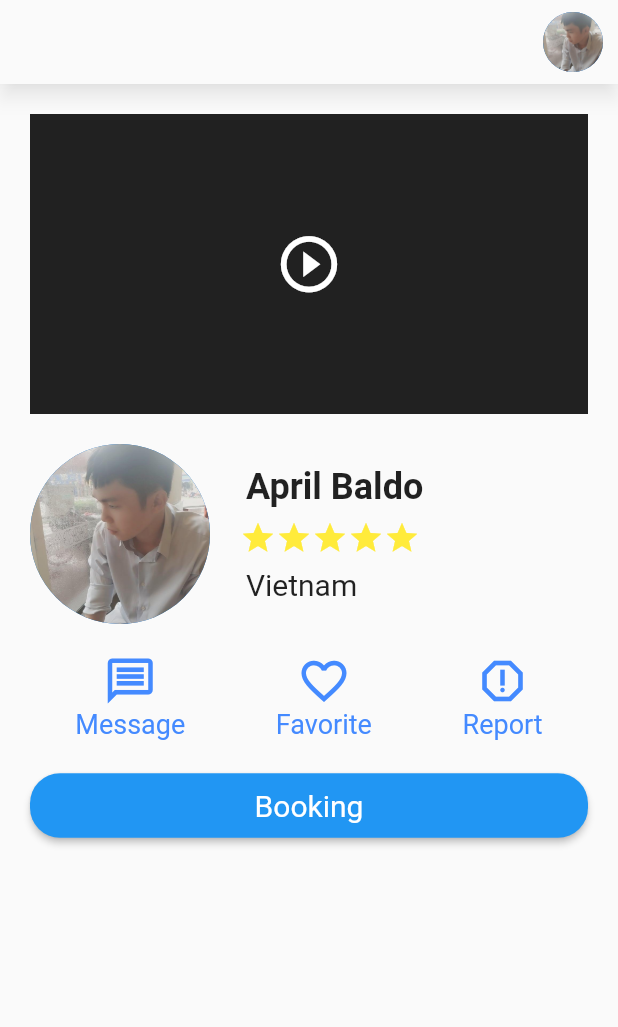
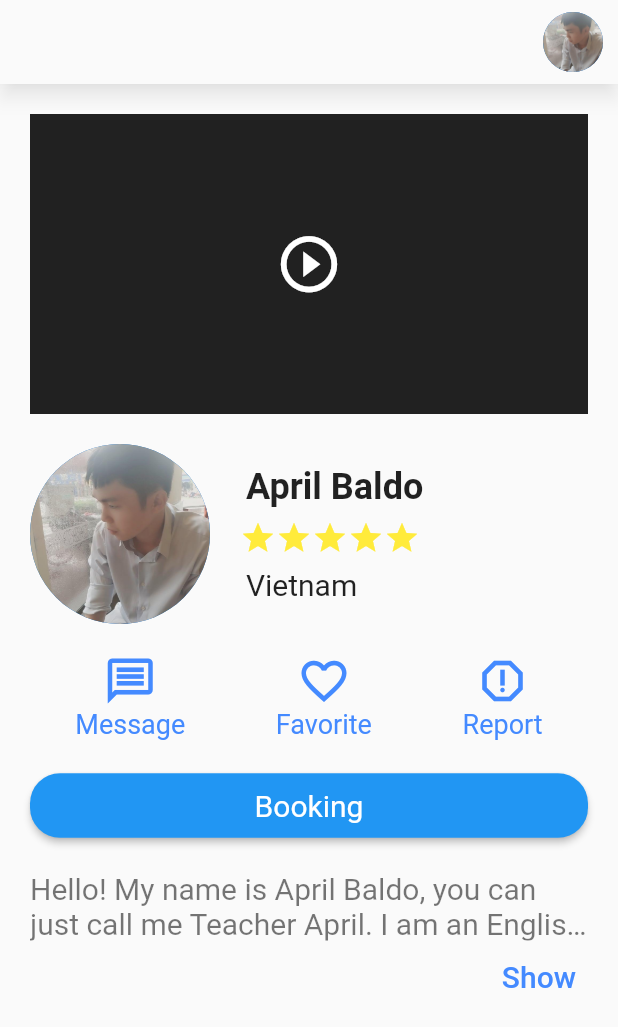
Before and after one commit to ntdat6310/lettutor_advanced_mobile, a Flutter app: the screen it shows after launch, on a phone screen of 412 x 824 dp. Shown: the top 1027 px of the screen. Run offline on Flutter 3.47's test engine with Material 2 defaults, Android fonts, the phone set to English and light mode, and no system bars.

Commit message:
feat: add teacher_desc to teacher_detail_page

```diff
--- /dev/null
+++ b/lib/ui/pages/teacher_detail/components/teacher_desc.dart
@@ -0,0 +1,55 @@
+import 'package:flutter/gestures.dart';
+import 'package:flutter/material.dart';
+
+class TeacherDescription extends StatefulWidget {
+  const TeacherDescription({Key? key}) : super(key: key);
+
+  @override
+  State<TeacherDescription> createState() => _TeacherDescriptionState();
+}
+
+class _TeacherDescriptionState extends State<TeacherDescription> {
+  bool _isShowFullText = false;
+
+  TextStyle normalStyle = const TextStyle(
+    fontSize: 20,
+    color: Colors.black54,
+  );
+
+  TextStyle toggleStyle = const TextStyle(
+    fontSize: 20,
+    color: Colors.blueAccent,
+  );
+
+  void _toggleText() {
+    setState(() {
+      _isShowFullText = !_isShowFullText;
+    });
+  }
+
+  @override
+  Widget build(BuildContext context) {
+    return Column(
+      children: [
+        Text(
+          "Hello! My name is April Baldo, you can just call me Teacher April. I am an English teacher and currently teaching in senior high school. I have been teaching grammar and literature for almost 10 years. I am fond of reading and teaching literature as one way of knowing one’s beliefs and culture. I am friendly and full of positivity. I love teaching because I know each student has something to bring on. Molding them to become an individual is a great success.",
+          maxLines: _isShowFullText ? 1000 : 2,
+          overflow: TextOverflow.ellipsis,
+          style: normalStyle,
+          textAlign: TextAlign.left,
+        ),
+        Align(
+          alignment: Alignment.centerRight,
+          child: TextButton(
+              onPressed: () {
+                _toggleText();
+              },
+              child: Text(
+                _isShowFullText ? "Hide" : "Show",
+                style: toggleStyle,
+              )),
+        )
+      ],
+    );
+  }
+}
--- a/lib/ui/pages/teacher_detail/teacher_detail_page.dart
+++ b/lib/ui/pages/teacher_detail/teacher_detail_page.dart
@@ -2,6 +2,7 @@ import 'package:flutter/material.dart';
 import 'package:lettutor_advanced_mobile/ui/pages/teacher/components/teacher_detail_card.dart';
 import 'package:lettutor_advanced_mobile/ui/pages/teacher_detail/components/booking_button.dart';
 import 'package:lettutor_advanced_mobile/ui/pages/teacher_detail/components/message_favorite_report.dart';
+import 'package:lettutor_advanced_mobile/ui/pages/teacher_detail/components/teacher_desc.dart';
 import 'package:lettutor_advanced_mobile/ui/pages/teacher_detail/components/video_intro.dart';
 
 import '../../../data/models/teacher.dart';
@@ -61,7 +62,8 @@ class TeacherDetail extends StatelessWidget {
                 child: const MessageFavoriteReport(),
               ),
               BookingButton(),
-
+              const SizedBox(height: 20),
+              const TeacherDescription(),
             ],
           ),
         ),
```
